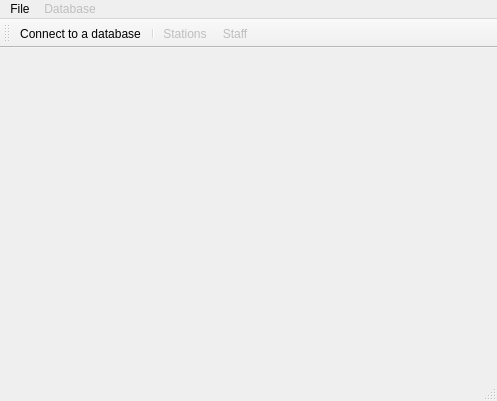
cykusz/rejestr, file MainWindow.ui: the form before one commit.
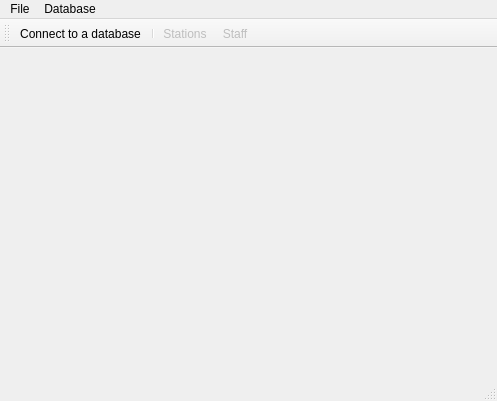
The form after the commit. Icons and pictures are not drawn.

```diff
--- a/MainWindow.ui
+++ b/MainWindow.ui
@@ -34,7 +34,7 @@
    </widget>
    <widget class="QMenu" name="menuDatabase">
     <property name="enabled">
-     <bool>false</bool>
+     <bool>true</bool>
     </property>
     <property name="title">
      <string>Database</string>
```
